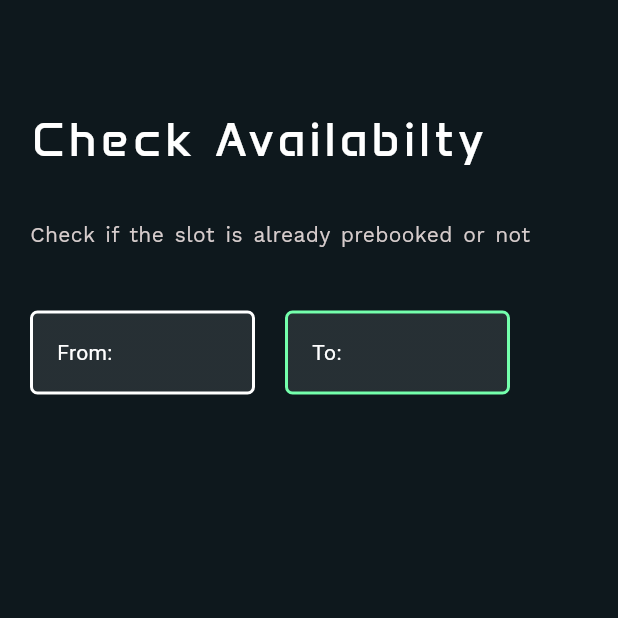
After one commit to priyanshudutta04/PowerEv, a Flutter app: the CheckAvailability screen opened by its route, on a phone screen of 412 x 824 dp, the top half of it. The commit adds this screen. Run offline on Flutter 3.47's test engine with Material 3 defaults, Android fonts, the light colour scheme and no system bars; our stand-ins replace geocoding, geolocator, shimmer, velocity_x.

Commit message:
check_avilability done

```diff
--- a/lib/main.dart
+++ b/lib/main.dart
@@ -2,6 +2,7 @@
 
 import 'package:flutter/material.dart';
 import 'package:flutter/services.dart';
+import 'package:power_ev/pages/check_availability.dart';
 import 'package:power_ev/pages/choose_charger.dart';
 import 'package:power_ev/pages/get_started.dart';
 import 'package:power_ev/pages/home.dart';
@@ -64,6 +65,7 @@ class _MyAppState extends State<MyApp> {
         Myroutes.getStartedRoute: (context) => GetStarted(),
         Myroutes.homeRoute: (context) => HomePage(),
         Myroutes.stationDetailsRoute: (context) => StationDetails(),
+        Myroutes.availabilityRoute: (context) => CheckAvailability(),
       },
     );
   }
--- /dev/null
+++ b/lib/pages/check_availability.dart
@@ -0,0 +1,226 @@
+import 'package:flutter/cupertino.dart';
+import 'package:flutter/material.dart';
+import 'package:velocity_x/velocity_x.dart';
+
+class CheckAvailability extends StatefulWidget {
+  const CheckAvailability({super.key});
+
+  @override
+  State<CheckAvailability> createState() => _CheckAvailabilityState();
+}
+
+class _CheckAvailabilityState extends State<CheckAvailability> {
+
+  TimeOfDay? startTime;
+  TimeOfDay? endTime;
+  int difference=0;
+
+  void _selectStartTime() async {
+    TimeOfDay? selectedTime = await showTimePicker(
+      context: context,
+      initialTime: TimeOfDay.now(),
+    );
+
+    if (selectedTime != null) {
+      setState(() {
+        startTime = selectedTime;
+      });
+    }
+  }
+
+  void _selectEndTime() async {
+    TimeOfDay? selectedTime = await showTimePicker(
+      context: context,
+      initialTime: TimeOfDay.now(),
+    );
+
+    if (selectedTime != null) {
+      setState(() {
+        endTime = selectedTime;
+      });
+    }
+    _calculateDifference();
+  }
+
+  void _calculateDifference() {
+    if (startTime != null && endTime != null) {
+      final int startMinutes = startTime!.hour * 60 + startTime!.minute;
+      final int endMinutes = endTime!.hour * 60 + endTime!.minute;
+
+      difference = endMinutes - startMinutes;
+
+      // showDialog(
+      //   context: context,
+      //   builder: (BuildContext context) {
+      //     return AlertDialog(
+      //       title: Text('Time Difference'),
+      //       content: Text('The difference is $difference minutes.'),
+      //       actions: [
+      //         TextButton(
+      //           onPressed: () {
+      //             Navigator.of(context).pop();
+      //           },
+      //           child: Text('OK'),
+      //         ),
+      //       ],
+      //     );
+      //   },
+      // );
+    }
+  }
+
+  @override
+  Widget build(BuildContext context) {
+    return Scaffold(
+      backgroundColor: context.canvasColor,
+            body: SafeArea(
+
+        child: Column(
+          crossAxisAlignment: CrossAxisAlignment.start,
+
+          children: [
+
+             Padding(
+                padding: const EdgeInsets.only(left: 20,top: 70,bottom: 20),
+                child: Container(
+                  decoration: BoxDecoration(
+                    color: Colors.transparent
+                  ),
+                  child: Text(
+                    "Check Availabilty",
+                    style: TextStyle(fontSize: 32, color: Colors.white,fontFamily: 'Anta',letterSpacing: 3),
+                  ),
+                ),
+              ),
+
+              Padding(
+                padding: const EdgeInsets.symmetric(horizontal: 20,vertical: 10),
+                child: Container(
+                  decoration: BoxDecoration(
+                    color: Colors.transparent
+                  ),
+                  child: Text(
+                    "Check if the slot is already prebooked or not",
+                    style: TextStyle(
+                      fontSize: 14,
+                      color: Color.fromARGB(255, 214, 204, 204),
+                      fontFamily: 'FontMain',
+                        height: 1.5,
+                        wordSpacing: 2.0,
+                    ),
+                  ),
+                ),
+              ),
+              const SizedBox(height: 30,),
+
+              Padding(
+                padding: const EdgeInsets.symmetric(horizontal: 20),
+                child: Row(
+                  mainAxisAlignment: MainAxisAlignment.start,
+                  children: [
+                      GestureDetector(
+                      onTap: _selectStartTime,
+                      child: Container(
+                        width: 150,
+                        decoration: BoxDecoration(
+                          gradient: LinearGradient(
+                            begin: Alignment.topLeft,
+                            end: Alignment.bottomRight,
+                            colors: [Colors.white10,Colors.white10]
+                          ),
+                          borderRadius: BorderRadius.circular(5),
+                          border: Border.all(width: 2,color: context.theme.focusColor),
+                        ),
+                        padding: EdgeInsets.all(16.0),
+
+                        child: startTime != null
+                            ? Text(
+                                'From: ${startTime!.format(context)}',
+                                style: TextStyle(color: Colors.white),
+                              )
+                            : Text(
+                                'From:',
+                                style: TextStyle(color: Colors.white),
+                              ),
+                      ),
+                    ),
+                    const SizedBox(width: 20,),
+                    GestureDetector(
+                      onTap: _selectEndTime,
+                      child: Container(
+                        width: 150,
+                        padding: EdgeInsets.all(16.0),
+                        decoration: BoxDecoration(
+                          gradient: LinearGradient(
+                            begin: Alignment.topLeft,
+                            end: Alignment.bottomRight,
+                            colors: [Colors.white10,Colors.white10]
+                          ),
+                          borderRadius: BorderRadius.circular(5),
+                          border: Border.all(width: 2,color: context.theme.cardColor),
+                        ),
+                        child: endTime != null
+                            ? Text(
+                                'To: ${endTime!.format(context)}',
+                                style: TextStyle(color: Colors.white),
+                              )
+                            : Text(
+                                'To:',
+                                style: TextStyle(color: Colors.white),
+                              ),
+                      ),
+                    )
+                  ],
+                ),
+              ),
+
+              const SizedBox(height: 50,),
+
+              difference<1? Text('Slot Available!',style: TextStyle(fontSize: 32, color: context.canvasColor,),)
+              :Padding(
+                padding: const EdgeInsets.symmetric(horizontal: 20),
+                child: Text(
+                  'Slot Available!',
+                  style: TextStyle(fontSize: 32, color: context.theme.cardColor,fontFamily: 'Anta'),
+                ),
+              ),
+
+              const SizedBox(height: 50,),
+
+              difference<1? Container()
+              :GestureDetector(
+                // onTap: () => {
+                //       Navigator.pushNamed(context, '/getStarted')
+                //   },
+                child: Padding(
+                  padding: const EdgeInsets.only(left: 20, right: 30, top: 10,bottom: 10),
+                  child: Align(
+                    alignment: Alignment.bottomCenter,
+                    child: Container(
+                      height: 65,
+                      width: double.infinity,
+                      decoration: BoxDecoration(
+                        borderRadius: BorderRadius.circular(10),
+                        color: context.theme.focusColor,
+                      ),
+                      child: Center(
+                        child: Text(
+                          "Book Now",
+                          style: TextStyle(fontFamily: 'FontMain',fontSize: 18,color: context.theme.splashColor,fontWeight: FontWeight.bold),
+                      )),
+                    ),
+                  ),
+                ),
+              ),
+
+
+
+
+
+
+          ],
+        ),
+      ),
+    );
+  }
+}
--- a/lib/pages/station_details.dart
+++ b/lib/pages/station_details.dart
@@ -243,9 +243,9 @@ class StationDetails extends StatelessWidget {
               ),
 
             GestureDetector(
-                // onTap: () => {
-                //       Navigator.pushNamed(context, '/home')
-                //   },
+                onTap: () => {
+                      Navigator.pushNamed(context, '/availability')
+                  },
                 child: Padding(
                   padding: const EdgeInsets.only(left: 15, right: 15, top: 0,bottom: 10),
                   child: Align(
--- a/lib/utils/routes.dart
+++ b/lib/utils/routes.dart
@@ -3,4 +3,5 @@ class Myroutes{
   static String chargerRoute = "/charger";
   static String homeRoute = "/home";
   static String stationDetailsRoute = "/stationDetails";
+  static String availabilityRoute = "/availability";
 }
```
